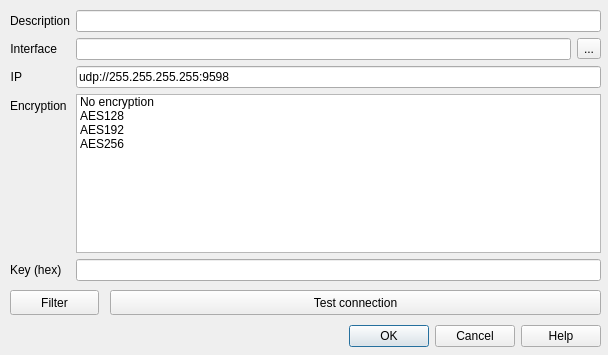
First picture: the form in src/cdlgconnsettingsudp.ui, repository grodansparadis/vscp-works-qt, before the edit.
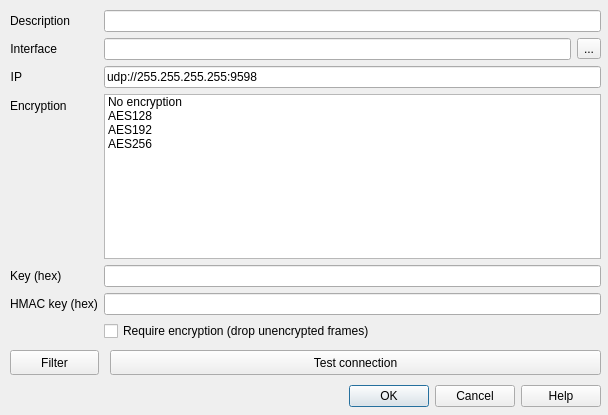
Second picture: the form after the edit.

Commit message: Add binary mode, authenticated encryption and HMAC to connections

```diff
--- a/src/cdlgconnsettingsudp.ui
+++ b/src/cdlgconnsettingsudp.ui
@@ -7,7 +7,7 @@
     <x>0</x>
     <y>0</y>
     <width>608</width>
-    <height>355</height>
+    <height>415</height>
    </rect>
   </property>
   <property name="baseSize">
@@ -23,7 +23,7 @@
    <property name="geometry">
     <rect>
      <x>10</x>
-     <y>320</y>
+     <y>380</y>
      <width>591</width>
      <height>32</height>
     </rect>
@@ -44,7 +44,7 @@
      <x>10</x>
      <y>10</y>
      <width>591</width>
-     <height>271</height>
+     <height>331</height>
     </rect>
    </property>
    <layout class="QFormLayout" name="formLayout">
@@ -145,7 +145,34 @@
     <item row="6" column="1">
      <widget class="QLineEdit" name="editKey">
       <property name="toolTip">
-       <string>&lt;html&gt;&lt;head/&gt;&lt;body&gt;&lt;p&gt;Security key on the form of a hex key (&lt;span style=&quot; font-style:italic;&quot;&gt;AF0144F3&lt;/span&gt;...). Number of hex chars should be more or equal to key length.&lt;/p&gt;&lt;/body&gt;&lt;/html&gt;</string>
+       <string>&lt;html&gt;&lt;head/&gt;&lt;body&gt;&lt;p&gt;Security key on the form of a hex key (&lt;span style=&quot; font-style:italic;&quot;&gt;AF0144F3&lt;/span&gt;...). Exactly 32, 48 or 64 hex characters for AES128, AES192 or AES256. Leave blank to use the built in default key (not secure).&lt;/p&gt;&lt;/body&gt;&lt;/html&gt;</string>
+      </property>
+     </widget>
+    </item>
+    <item row="7" column="0">
+     <widget class="QLabel" name="labelHmacKey">
+      <property name="text">
+       <string>HMAC key (hex)</string>
+      </property>
+     </widget>
+    </item>
+    <item row="7" column="1">
+     <widget class="QLineEdit" name="editHmacKey">
+      <property name="toolTip">
+       <string>&lt;html&gt;&lt;head/&gt;&lt;body&gt;&lt;p&gt;HMAC-SHA-256 key as 64 hex characters (32 bytes). When set, frames are authenticated encrypted (AES + HMAC-SHA-256) and frames that fail authentication are dropped. Needs an AES algorithm and an explicitly set encryption key that is different from this key. Leave blank to disable.&lt;/p&gt;&lt;/body&gt;&lt;/html&gt;</string>
+      </property>
+      <property name="echoMode">
+       <enum>QLineEdit::PasswordEchoOnEdit</enum>
+      </property>
+     </widget>
+    </item>
+    <item row="8" column="1">
+     <widget class="QCheckBox" name="chkRequireEncryption">
+      <property name="toolTip">
+       <string>&lt;html&gt;&lt;head/&gt;&lt;body&gt;&lt;p&gt;Drop received frames that are not encrypted with the selected algorithm. Needs an AES algorithm and an explicitly set encryption key.&lt;/p&gt;&lt;/body&gt;&lt;/html&gt;</string>
+      </property>
+      <property name="text">
+       <string>Require encryption (drop unencrypted frames)</string>
       </property>
      </widget>
     </item>
@@ -179,7 +206,7 @@
    <property name="geometry">
     <rect>
      <x>10</x>
-     <y>290</y>
+     <y>350</y>
      <width>89</width>
      <height>25</height>
     </rect>
@@ -195,7 +222,7 @@
    <property name="geometry">
     <rect>
      <x>110</x>
-     <y>290</y>
+     <y>350</y>
      <width>491</width>
      <height>25</height>
     </rect>
```
The commit also changes 13 other files.
